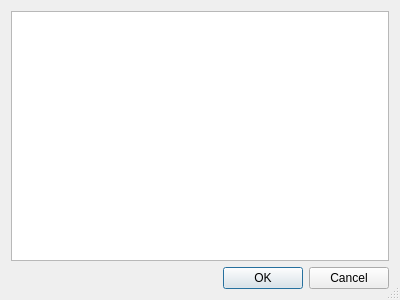
Above: Ui_ObjektartLaden.ui from bstroebl/xplanplugin before the change. Below: the same form after it.
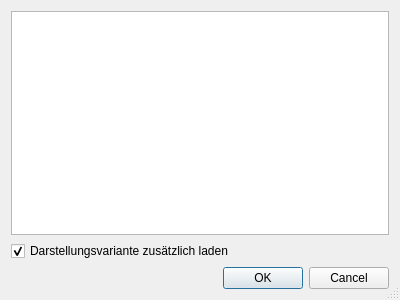
That is the form after the change.

Commit message: [FEATURE] Lade zusätzlich virtualLayer als Darstellungslayer

Patch:
```diff
--- a/Ui_ObjektartLaden.ui
+++ b/Ui_ObjektartLaden.ui
@@ -44,6 +44,19 @@
      </column>
     </widget>
    </item>
+   <item>
+    <widget class="QCheckBox" name="chkDisplay">
+     <property name="toolTip">
+      <string>Wenn der Haken gesetzt ist, wird zusätzlich ein Layer geladen, der die Objektart darstellt, dieser Layer zusätzliche Layer kann nicht editiert werden</string>
+     </property>
+     <property name="text">
+      <string>Darstellungsvariante zusätzlich laden</string>
+     </property>
+     <property name="checked">
+      <bool>true</bool>
+     </property>
+    </widget>
+   </item>
    <item>
     <widget class="QDialogButtonBox" name="buttonBox">
      <property name="standardButtons">
```
The commit also changes 3 other files.
